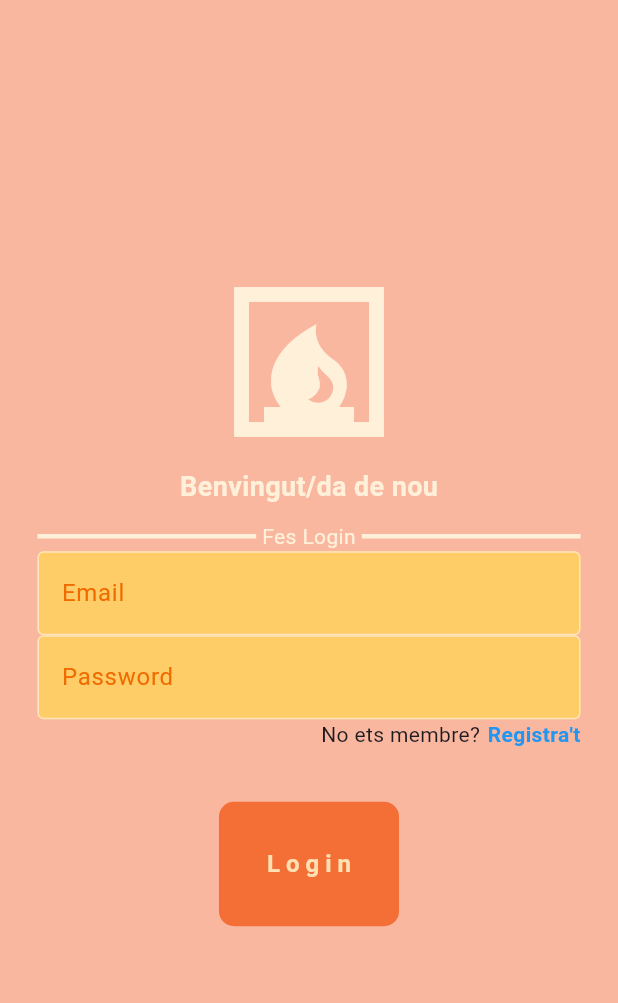
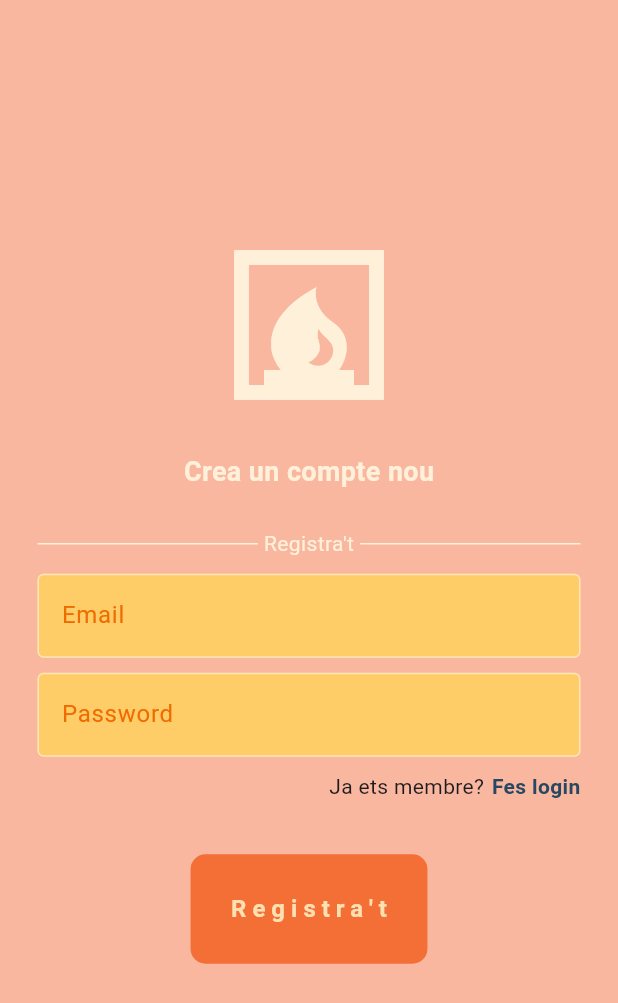
Before and after one commit to pauserrag/flutter_firebase_2324, a Flutter app: the screen it shows after launch, after a tap on "Registra't", on a phone screen of 412 x 824 dp. Shown: the top 1003 px of the screen. Run offline on Flutter 3.47's test engine with Material 3 defaults, Android fonts, the phone set to English and light mode, and no system bars; our stand-ins replace firebase_core; accounts and stored records are empty.

Commit message:
LoginORegistre fet

```diff
--- /dev/null
+++ b/lib/auth/login_o_registre.dart
@@ -0,0 +1,34 @@
+
+
+import 'package:flutter/material.dart';
+import 'package:flutter_firebase_2324/pagines/pagina_login.dart';
+import 'package:flutter_firebase_2324/pagines/pagina_registre.dart';
+
+class LoginORegistre extends StatefulWidget {
+  const LoginORegistre({super.key});
+
+  @override
+  State<LoginORegistre> createState() => _LoginORegistreState();
+}
+
+class _LoginORegistreState extends State<LoginORegistre> {
+
+  bool mostraPaginaLogin = true;
+
+  void intercanviarPaginesLoginRegistre() {
+    setState(() {
+      mostraPaginaLogin = !mostraPaginaLogin;
+    });
+  }
+
+  @override
+  Widget build(BuildContext context) {
+
+    if (mostraPaginaLogin) {
+      return PaginaLogin(alFerClic: intercanviarPaginesLoginRegistre,);
+    } else {
+      return PaginaRegistre(alFerClic: intercanviarPaginesLoginRegistre,);
+    }
+
+  }
+}
--- a/lib/components/boto_auth.dart
+++ b/lib/components/boto_auth.dart
@@ -3,13 +3,13 @@ import 'package:flutter/material.dart';
 class BotoAuth extends StatelessWidget {
 
   final String text;
-  final void Function()? onTap;
+  final Function() onTap;
 
   BotoAuth({
     super.key,
     required this.text,
     required this.onTap,
-    });
+  });
 
   @override
   Widget build(BuildContext context) {
@@ -21,19 +21,19 @@ class BotoAuth extends StatelessWidget {
           color: Color.fromARGB(255, 244, 111, 54),
         ),
         padding: const EdgeInsets.symmetric(
-          horizontal: 30,
-           vertical: 30,
-           ),
+          horizontal: 25,
+          vertical: 25,
+        ),
         margin: const EdgeInsets.all(25),
         child: Text(
-          "Login",
+          text,
           style: TextStyle(
             color: Colors.orange[100],
             fontWeight: FontWeight.bold,
             fontSize: 16,
             letterSpacing: 4,
           ),
-          ),
+        ),
       ),
     );
   }
--- a/lib/main.dart
+++ b/lib/main.dart
@@ -1,11 +1,16 @@
 import 'package:firebase_core/firebase_core.dart';
 import 'package:flutter/material.dart';
+import 'package:flutter_firebase_2324/auth/login_o_registre.dart';
 import 'package:flutter_firebase_2324/firebase_options.dart';
-import 'package:flutter_firebase_2324/pagines/pagina_login.dart';
+
+
 
 void main() async {
+
   WidgetsFlutterBinding.ensureInitialized();
-    await Firebase.initializeApp(options: DefaultFirebaseOptions.currentPlatform);
+  await Firebase.initializeApp(
+    options: DefaultFirebaseOptions.currentPlatform,
+  );
 
   runApp(const MainApp());
 }
@@ -17,23 +22,26 @@ class MainApp extends StatelessWidget {
   Widget build(BuildContext context) {
     return const MaterialApp(
       debugShowCheckedModeBanner: false,
-      home: Scaffold(
-        body: PaginaLogin(),
-      ),
+      home: LoginORegistre(),
     );
   }
 }
 
 /*
 1) Tenir el Node.js instal·lat.
-2) mpm install -g firebase-tools
+2) npm install -g firebase-tools
 3) Fer login a Firebase: firebase login
-    - Si dona error de l'arxiu firebase.ps1, canviar-li el nom (o esborrar-lo i tornar a fer login).
+    - Si dona error de l'arxiu firebase.ps1, canviar-li el nom (o esborrar-lo
+    i tornar a fer login).
     - Si tornem a fer firebase login, ens diu en quin compte estem.
-    - Si vulguèssim canviar el compte, fem firebase logout.
-4) Fer: dart pub global acrtivate flutterfire_cli
+    - Si vulguéssim canviar el compte, fem firebase logout.
+
+4) Fer: dart pub global activate flutterfire_cli
 5) Vincular projecte local amb projecte Firebase de la Consola.
     - flutterfire configure
-6) Incloure les llibreries de Firebase que vulguem utilitzar
+
+6) Incloure les llibreries de Firebase que vulguem utilitzar.
     - flutter pub add firebase_auth
+    - flutter pub add firebase_core
+
 */
--- a/lib/pagines/pagina_login.dart
+++ b/lib/pagines/pagina_login.dart
@@ -1,10 +1,15 @@
-
 import 'package:flutter/material.dart';
 import 'package:flutter_firebase_2324/components/boto_auth.dart';
 import 'package:flutter_firebase_2324/components/textfield_auth.dart';
 
 class PaginaLogin extends StatefulWidget {
-  const PaginaLogin({super.key});
+
+  final void Function() alFerClic;
+
+  const PaginaLogin({
+    super.key,
+    required this.alFerClic,
+  });
 
   @override
   State<PaginaLogin> createState() => _PaginaLoginState();
@@ -14,8 +19,8 @@ class _PaginaLoginState extends State<PaginaLogin> {
 
   final TextEditingController controllerEmail = TextEditingController();
   final TextEditingController controllerPassword = TextEditingController();
-  void ferLogin(){
 
+  void ferLogin() {
 
   }
 
@@ -30,6 +35,7 @@ class _PaginaLoginState extends State<PaginaLogin> {
               child: Column(
                 mainAxisAlignment: MainAxisAlignment.center,
                 children: [
+
                   // Logo.
                   const Icon(
                     Icons.fireplace,
@@ -37,44 +43,43 @@ class _PaginaLoginState extends State<PaginaLogin> {
                     color: Color.fromARGB(255, 255, 240, 218),
                   ),
 
-                  const SizedBox(height: 10,),
+                  const SizedBox(height: 25,),
 
-                  // Frase
-
+                  // Frase.
                   const Text(
                     "Benvingut/da de nou",
                     style: TextStyle(
                       color: Color.fromARGB(255, 255, 240, 218),
                       fontSize: 18,
                       fontWeight: FontWeight.bold,
-
                     ),
                   ),
 
-                  // Text divisori
+                  const SizedBox(height: 25,),
 
-                  const SizedBox(height: 10,),
-
+                  // Text divisori.
                   const Padding(
                     padding: EdgeInsets.symmetric(horizontal: 25,),
                     child: Row(
                       children: [
                         Expanded(
                           child: Divider(
-                            thickness: 3,
+                            thickness: 1,
                             color: Color.fromARGB(255, 255, 240, 218),
                           ),
                         ),
+
                         Padding(
-                          padding: EdgeInsets.symmetric(horizontal: 4),
+                          padding: EdgeInsets.symmetric(horizontal: 4,),
                           child: Text(
-                            "Fes Login",
+                            "Fes login",
                             style: TextStyle(color: Color.fromARGB(255, 255, 240, 218),),
                           ),
                         ),
+
                         Expanded(
                           child: Divider(
-                            thickness: 3,
+                            thickness: 1,
                             color: Color.fromARGB(255, 255, 240, 218),
                           ),
                         ),
@@ -82,39 +87,41 @@ class _PaginaLoginState extends State<PaginaLogin> {
                     ),
                   ),
 
+                  const SizedBox(height: 10,),
+
                   // TextField Email.
-
                   TextFieldAuth(
                     controller: controllerEmail,
                     hintText: "Email",
                     obscureText: false,
                   ),
 
-                  // TextField Password
+                  const SizedBox(height: 10,),
 
+                  // TextField Password.
                   TextFieldAuth(
                     controller: controllerPassword,
                     hintText: "Password",
                     obscureText: true,
                   ),
 
+                  const SizedBox(height: 10,),
 
-
-                  // No estàs registra/da
+                  // No estàs registrat/da?
                   Padding(
-                    padding: EdgeInsets.symmetric(horizontal: 25),
+                    padding: const EdgeInsets.symmetric(horizontal: 25),
                     child: Row(
                       mainAxisAlignment: MainAxisAlignment.end,
                       children: [
-                        Text("No ets membre?"),
-                        SizedBox(width: 5,),
+                        const Text("No ets membre?"),
+                        const SizedBox(width: 5,),
                         GestureDetector(
-                          onTap: () {},
-                          child: Text(
+                          onTap: widget.alFerClic,
+                          child: const Text(
                             "Registra't",
                             style: TextStyle(
                               fontWeight: FontWeight.bold,
-                              color: Colors.blue,
+                              color: Color.fromARGB(255, 40, 71, 97),
                             ),
                           ),
                         ),
@@ -124,16 +131,11 @@ class _PaginaLoginState extends State<PaginaLogin> {
 
                   const SizedBox(height: 10,),
 
-                  // Boto login
+                  // Botó Login.
                   BotoAuth(
-
                     text: "Login",
                     onTap: ferLogin,
-
-
                   ),
-
-
                 ],
               ),
             ),
--- a/lib/pagines/pagina_registre.dart
+++ b/lib/pagines/pagina_registre.dart
@@ -2,20 +2,29 @@ import 'package:flutter/material.dart';
 import 'package:flutter_firebase_2324/components/boto_auth.dart';
 import 'package:flutter_firebase_2324/components/textfield_auth.dart';
 
-class PaginaRegistre extends StatelessWidget {
+class PaginaRegistre extends StatefulWidget {
+
+  final void Function() alFerClic;
+
+  const PaginaRegistre({
+    super.key,
+    required this.alFerClic,
+  });
+
+  @override
+  State<PaginaRegistre> createState() => _PaginaRegistreState();
+}
+
+class _PaginaRegistreState extends State<PaginaRegistre> {
 
   final TextEditingController controllerEmail = TextEditingController();
   final TextEditingController controllerPassword = TextEditingController();
   final TextEditingController controllerConfirmarPassword = TextEditingController();
 
-  PaginaRegistre({
-    super.key,
-    });
-
-
   void ferRegistre() {
 
   }
+
   @override
   Widget build(BuildContext context) {
     return Scaffold(
@@ -35,44 +44,43 @@ class PaginaRegistre extends StatelessWidget {
                     color: Color.fromARGB(255, 255, 240, 218),
                   ),
 
-                  const SizedBox(height: 10,),
+                  const SizedBox(height: 25,),
 
-                  // Frase
-
+                  // Frase.
                   const Text(
-                    "Crear un conte nou",
+                    "Crea un compte nou",
                     style: TextStyle(
                       color: Color.fromARGB(255, 255, 240, 218),
                       fontSize: 18,
                       fontWeight: FontWeight.bold,
-
                     ),
                   ),
 
-                  // Text divisori
+                  const SizedBox(height: 25,),
 
-                  const SizedBox(height: 10,),
-
+                  // Text divisori.
                   const Padding(
                     padding: EdgeInsets.symmetric(horizontal: 25,),
                     child: Row(
                       children: [
                         Expanded(
                           child: Divider(
-                            thickness: 3,
+                            thickness: 1,
                             color: Color.fromARGB(255, 255, 240, 218),
                           ),
                         ),
+
                         Padding(
-                          padding: EdgeInsets.symmetric(horizontal: 4),
+                          padding: EdgeInsets.symmetric(horizontal: 4,),
                           child: Text(
-                            "Registrat",
+                            "Registra't",
                             style: TextStyle(color: Color.fromARGB(255, 255, 240, 218),),
                           ),
                         ),
+
                         Expanded(
                           child: Divider(
-                            thickness: 3,
+                            thickness: 1,
                             color: Color.fromARGB(255, 255, 240, 218),
                           ),
                         ),
@@ -80,39 +88,41 @@ class PaginaRegistre extends StatelessWidget {
                     ),
                   ),
 
+                  const SizedBox(height: 10,),
+
                   // TextField Email.
-
                   TextFieldAuth(
                     controller: controllerEmail,
                     hintText: "Email",
                     obscureText: false,
                   ),
 
-                  // TextField Password
+                  const SizedBox(height: 10,),
 
+                  // TextField Password.
                   TextFieldAuth(
                     controller: controllerPassword,
                     hintText: "Password",
                     obscureText: true,
                   ),
 
+                  const SizedBox(height: 10,),
 
-
-                  // No estàs registra/da
+                  // No estàs registrat/da?
                   Padding(
-                    padding: EdgeInsets.symmetric(horizontal: 25),
+                    padding: const EdgeInsets.symmetric(horizontal: 25),
                     child: Row(
                       mainAxisAlignment: MainAxisAlignment.end,
                       children: [
-                        Text("Ja ets membre?"),
-                        SizedBox(width: 5,),
+                        const Text("Ja ets membre?"),
+                        const SizedBox(width: 5,),
                         GestureDetector(
-                          onTap: () {},
-                          child: Text(
-                            "Fes Login",
+                          onTap: widget.alFerClic,
+                          child: const Text(
+                            "Fes login",
                             style: TextStyle(
                               fontWeight: FontWeight.bold,
-                              color: Colors.blue,
+                              color: Color.fromARGB(255, 40, 71, 97),
                             ),
                           ),
                         ),
@@ -122,13 +132,11 @@ class PaginaRegistre extends StatelessWidget {
 
                   const SizedBox(height: 10,),
 
-                  // Boto login
+                  // Botó Registra't.
                   BotoAuth(
-                    text: "Registre",
+                    text: "Registra't",
                     onTap: ferRegistre,
                   ),
-
-
                 ],
               ),
             ),
```
